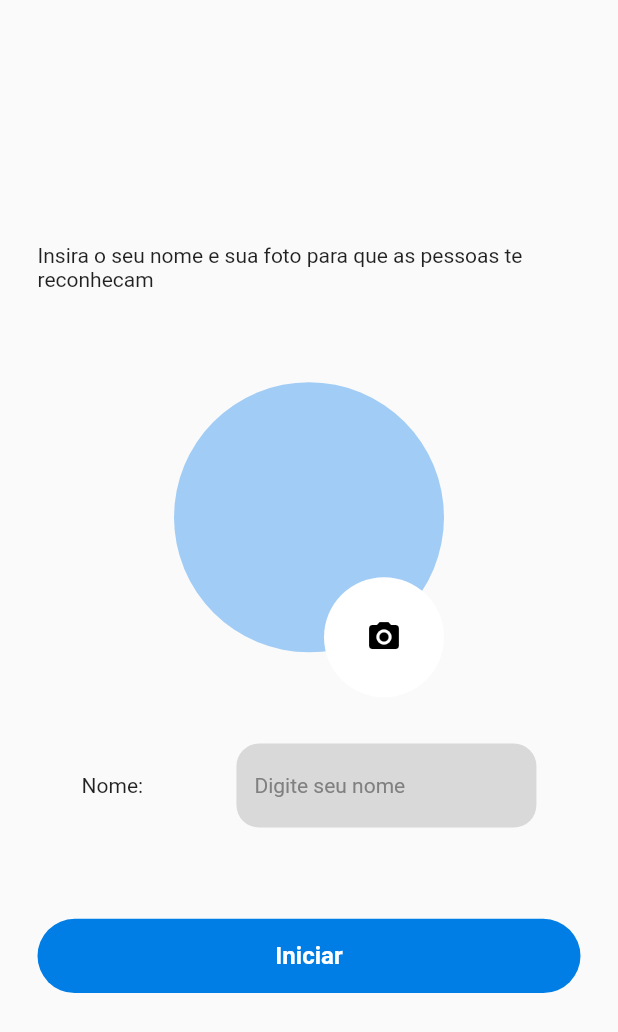
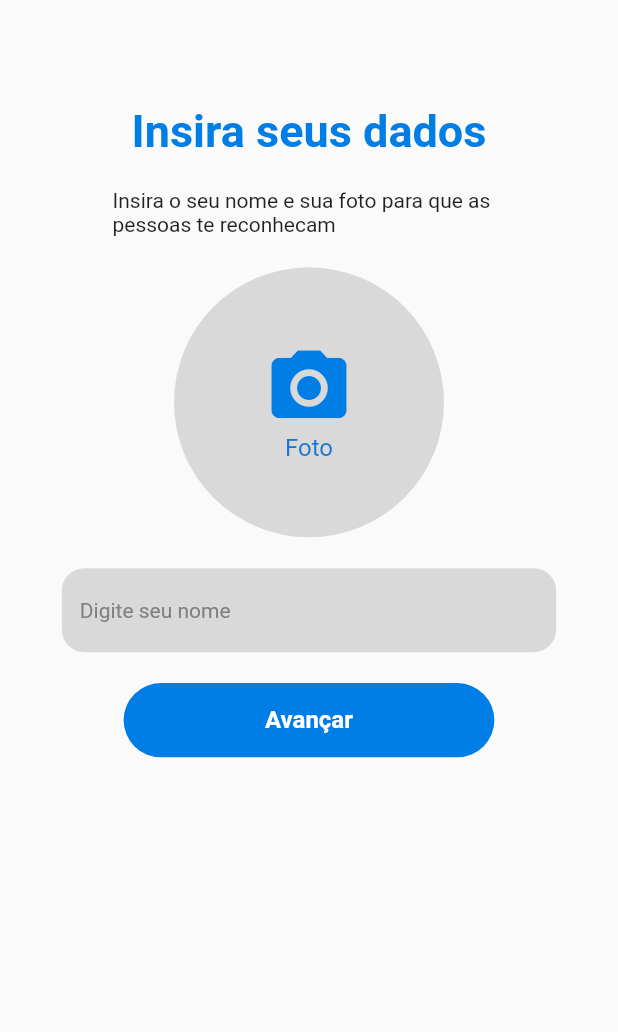
Before and after one commit to MatheusAGomes/chat, a Flutter app: the PerfilScreen screen opened by its route, on a phone screen of 412 x 824 dp. Shown: the top 1032 px of the screen. Run offline on Flutter 3.47's test engine with Material 2 defaults, Android fonts, the phone set to English and light mode, and no system bars; our stand-ins replace brasil_fields, firebase_auth, firebase_core, flutter_otp_text_field, flutter_profile_picture, fluttertoast and 4 more; accounts and stored records are empty.

Commit message:
att para apresentação 20/04

```diff
--- a/lib/Utils/Routes.dart
+++ b/lib/Utils/Routes.dart
@@ -1,3 +1,4 @@
+import 'package:chat/screens/AuthScreen.dart';
 import 'package:chat/screens/VerificacaoScreen.dart';
 import 'package:chat/screens/menuPrincipalScreen.dart';
 import 'package:chat/screens/telefoneCadastroScreen.dart';
@@ -36,7 +37,7 @@ class Routes {
     Routes.NOME: (BuildContext context) => PerfilScreen(),
     Routes.MENU: (BuildContext context) => MenuPrincipalScreen(),
     Routes.Login: (BuildContext context) => LoginTelefoneScreen(),
-    Routes.Auth: (BuildContext context) => LoginTelefoneScreen(),
+    Routes.Auth: (BuildContext context) => AuthScreen(),
 
 
 
--- a/lib/Utils/toastService.dart
+++ b/lib/Utils/toastService.dart
@@ -20,7 +20,7 @@ class ToastService {
   }
 
   static showToastInfo(String msg) {
-    showToast(msg, Colors.white, ColorService.azulClaro);
+    showToast(msg, Colors.white, ColorService.azulEscuro);
   }
   static showToastWarning(String msg) {
     showToast(msg, Colors.white, Colors.amberAccent);
--- a/lib/screens/PerfilScreen.dart
+++ b/lib/screens/PerfilScreen.dart
@@ -45,34 +45,58 @@ class _PerfilScreenState extends State<PerfilScreen> {
       ToastService.showToastError('Erro ao cadastrar usuário: ${response.reasonPhrase}');
     }
   }
+  final nome =  TextEditingController();
   File? _storedImage;
-  final nome =  TextEditingController();
   @override
   Widget build(BuildContext context) {
     Auth auth = Provider.of<Auth>(context, listen: false);
 
+
     return Scaffold(
-        body: Padding(
-          padding: const EdgeInsets.symmetric(vertical: 10,horizontal: 25),
+        body: SingleChildScrollView(
+          child: Padding(
+            padding: const EdgeInsets.symmetric(vertical: 70,horizontal: 25),
             child: Column(
-            mainAxisAlignment: MainAxisAlignment.spaceAround,
               children: [
+                Column(
+                  children: [
+
+                    Center(
+                        child: Text("Insira seus dados",
+                            style: TextStyle(
+                                color: ColorService.azulEscuro,
+                                fontSize: 30,
+                                fontWeight: FontWeight.bold))),
                     SizedBox(
-                height: 500,
-                child: Column(
-                  mainAxisAlignment: MainAxisAlignment.spaceBetween,
-                  children: [
-                    Text("Insira o seu nome e sua foto para que as pessoas te reconhecam"),
-                InkWell(
-                      onTap: () {
-                        Navigator.push(context, MaterialPageRoute(builder: (context) =>  EdicaoFotoScreen(_storedImage,nome.text),));
-                      },
+                      height: MediaQuery.of(context).size.height * 0.025,
+                    ),
+                    Padding(
+                      padding: const EdgeInsets.symmetric(horizontal: 50),
+                      child: Text("Insira o seu nome e sua foto para que as pessoas te reconhecam"),
+                    ),
+                    SizedBox(
+                      height: MediaQuery.of(context).size.height * 0.025,
+                    ),
+
+                    _storedImage != null ? InkWell(
+                      onTap: () async {
+                        File? file =
+                        await Navigator.of(context)
+                            .push(MaterialPageRoute(
+                            builder: (context) =>
+                                EdicaoFotoScreen(
+                                    _storedImage ,
+                                    nome
+                                        .text)));
+                        setState(() {
+                          _storedImage = file;
+                        });},
                   child: Stack(
                       clipBehavior: Clip.none,
                       children: [
                              _storedImage != null
                             ? CircleAvatar(
-                          radius: 45,
+                          radius: 90,
                           backgroundImage:
                           FileImage(
                               _storedImage!),
@@ -91,47 +115,90 @@ class _PerfilScreenState extends State<PerfilScreen> {
                                     .white),
                           ),
                         ),
-                        const Positioned(
-                          top: 130,
-                          left: 100,
-                          child: CircleAvatar(
-                            radius: 40,
+                      ]),
+                ) : InkWell(
+                      onTap: () async {
+                        File? file =
+                            await Navigator.of(context)
+                            .push(MaterialPageRoute(
+                            builder: (context) =>
+                                EdicaoFotoScreen(
+                                    _storedImage ,
+                                    nome
+                                        .text)));
+                        setState(() {
+                          _storedImage = file;
+
+
+
+                        });},
+                      child: Stack(
+                          clipBehavior: Clip.none,
+                          children: [
+                            _storedImage != null
+                                ? CircleAvatar(
+                              radius: 90,
+                              backgroundImage:
+                              FileImage(
+                                  _storedImage!),
+                            )
+                                : CircleAvatar(
                               backgroundColor:
-                            Colors.white,
-                            child: Icon(
-                              Icons.camera_alt,
-                              color: Colors.black,
+                              ColorService
+                                  .cinza,
+                              radius: 90,
+                              child: Column(
+                                mainAxisAlignment: MainAxisAlignment.center,
+                                children: [
+                                  Icon(Icons.camera_alt,color: ColorService.azulEscuro,size: 60),
+                                  Text('Foto')
+                                ],
                               ),
                             ),
-                        )
+                            // const Positioned(
+                            //   top: 130,
+                            //   left: 100,
+                            //   child: CircleAvatar(
+                            //     radius: 40,
+                            //     backgroundColor:
+                            //     Colors.white,
+                            //     child: Icon(
+                            //       Icons.camera_alt,
+                            //       color: Colors.black,
+                            //     ),
+                            //   ),
+                            // )
                           ]),
                     ),
 
 
-
-          Row(
-            mainAxisAlignment: MainAxisAlignment.spaceAround,
-            children: [
-                Text('Nome: '),
-                SizedBox(width:200,child: TextFieldPadrao(click: (){},hintText: 'Digite seu nome',controller: nome,onchange: (value){
+                    SizedBox(
+                      height: MediaQuery.of(context).size.height * 0.025,
+                    ),
+            SizedBox( width: MediaQuery.of(context).size.width * 0.8,child: TextFieldPadrao(click: (){},hintText: 'Digite seu nome',controller: nome,onchange: (value){
               setState(() {
 
               });
             },)),
-            ],
+                    SizedBox(
+                      height: MediaQuery.of(context).size.height * 0.025,
                     ),
-                    ButtonPadrao(btnName: 'Iniciar', click: () async {
+                    SizedBox(
+                      width: MediaQuery.of(context).size.width * 0.6,
+
+                      child: ButtonPadrao(btnName: 'Avançar', click: () async {
                         Usuario user = Usuario.fromJson(
                             await Store.read("objeto"));
                         user.nomeUsuario = nome.text;
                         updateUserData(auth.token!,user);
                         Navigator.pushReplacementNamed(context, Routes.MENU);
 
-                    })
+                      }),
+                    )
   ],
                 ),
+              ],
             ),
-            ],
           ),
         )
     );
--- a/lib/screens/menuPrincipalScreen.dart
+++ b/lib/screens/menuPrincipalScreen.dart
@@ -58,6 +58,7 @@ class _MenuPrincipalScreenState extends State<MenuPrincipalScreen> {
 
 
                   auth.deslogar();
+                  Navigator.pushReplacementNamed(context, Routes.Auth);
 
 
                 },
```
Also changed, not shown: lib/screens/EdicaoFotoScreen.dart (+99 -99 lines). Lines whose indentation alone changed are shown as unchanged.
